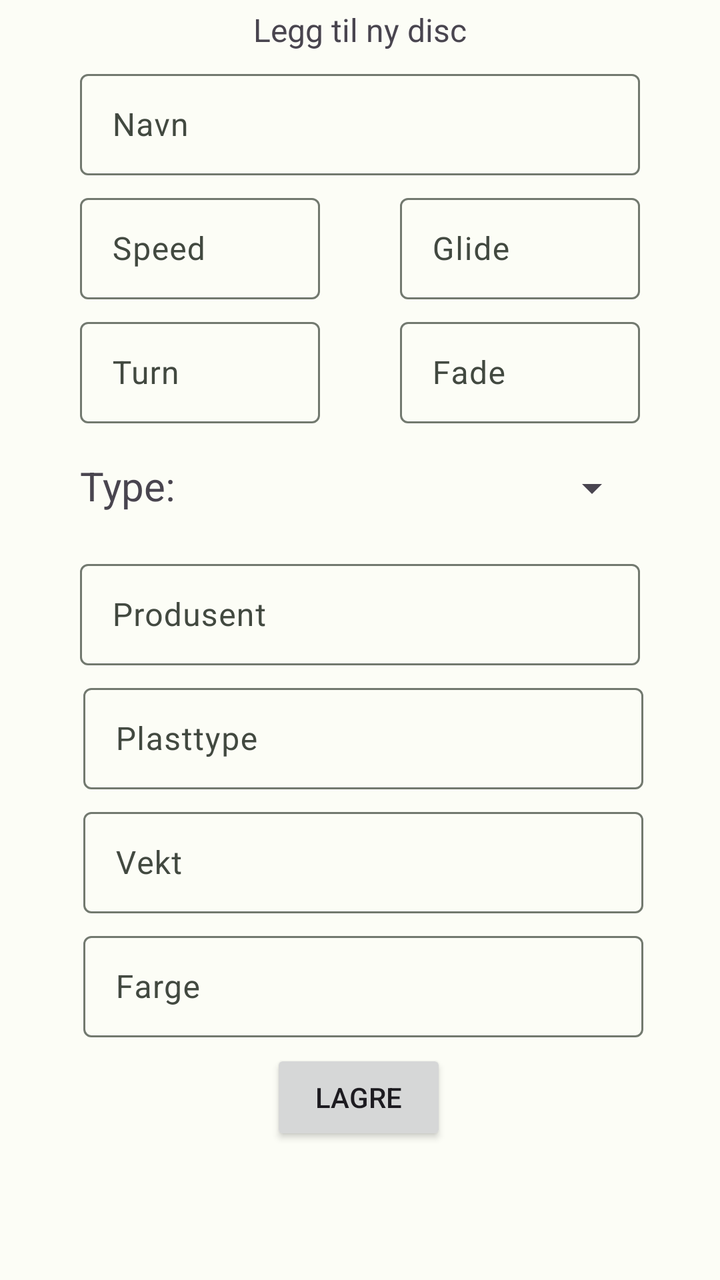
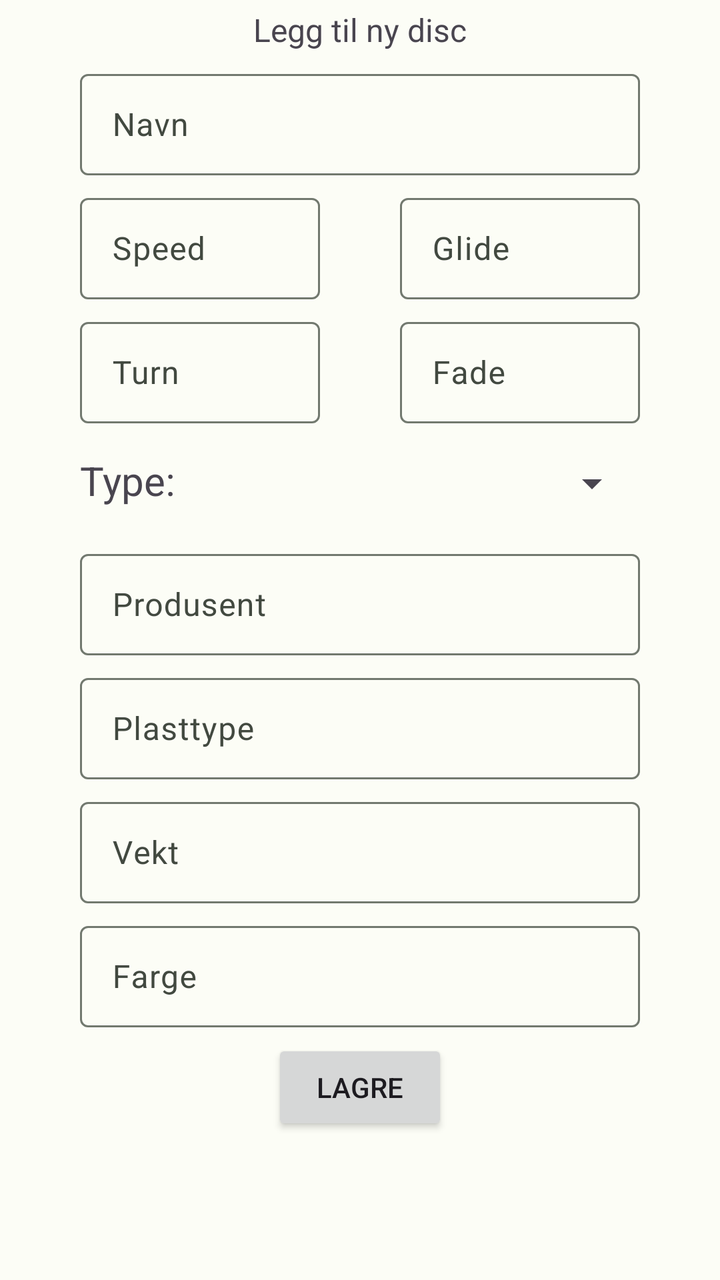

An Android layout rendered at two revisions. The XML below is the earlier revision; the diff shows what the commit changed to produce the second picture.
<!-- AndroidManifest.xml: application theme Theme.DiscgolfApp -->
<!-- res/layout/fragment_create_disc.xml -->
<?xml version="1.0" encoding="utf-8"?>
<androidx.constraintlayout.widget.ConstraintLayout xmlns:android="http://schemas.android.com/apk/res/android"
    xmlns:app="http://schemas.android.com/apk/res-auto"
    xmlns:tools="http://schemas.android.com/tools"
    android:layout_width="match_parent"
    android:layout_height="match_parent">

    <TextView
        android:id="@+id/textView6"
        android:layout_width="wrap_content"
        android:layout_height="wrap_content"
        android:layout_marginTop="4dp"
        android:text="@string/add_disc"
        android:textSize="16sp"
        app:layout_constraintEnd_toEndOf="parent"
        app:layout_constraintStart_toStartOf="parent"
        app:layout_constraintTop_toTopOf="parent" />

    <com.google.android.material.textfield.TextInputLayout
        android:id="@+id/DiscNameTextInputLayout"
        style="@style/Widget.Material3.TextInputLayout.OutlinedBox"
        android:layout_width="280dp"
        android:layout_height="56dp"
        android:layout_marginTop="6dp"
        android:hint="@string/name"
        app:layout_constraintEnd_toEndOf="parent"
        app:layout_constraintStart_toStartOf="parent"
        app:layout_constraintTop_toBottomOf="@+id/textView6">

        <com.google.android.material.textfield.TextInputEditText
            android:id="@+id/DiscNameEditText"
            android:layout_width="match_parent"
            android:layout_height="match_parent"
            android:background="@null"
            android:inputType="text"
            android:textColorHint="#757575"
            android:textSize="16sp"
            tools:ignore="TextContrastCheck" />
    </com.google.android.material.textfield.TextInputLayout>

    <com.google.android.material.textfield.TextInputLayout
        android:id="@+id/DiscSpeedTextInputLayout"
        android:layout_width="120dp"
        android:layout_height="56dp"
        android:layout_marginTop="6dp"
        app:layout_constraintStart_toStartOf="@+id/DiscNameTextInputLayout"
        app:layout_constraintTop_toBottomOf="@+id/DiscNameTextInputLayout">

        <com.google.android.material.textfield.TextInputEditText
            android:id="@+id/DiscSpeedEditText"
            android:layout_width="match_parent"
            android:layout_height="match_parent"
            android:hint="@string/speed"
            android:inputType="numberSigned"
            android:textColorHint="#757575"
            android:textSize="16sp"
            tools:ignore="TextContrastCheck" />
    </com.google.android.material.textfield.TextInputLayout>

    <com.google.android.material.textfield.TextInputLayout
        android:id="@+id/DiscGlideTextInputLayout"
        android:layout_width="120dp"
        android:layout_height="56dp"
        android:layout_marginTop="6dp"
        app:layout_constraintEnd_toEndOf="@+id/DiscNameTextInputLayout"
        app:layout_constraintTop_toBottomOf="@+id/DiscNameTextInputLayout">

        <com.google.android.material.textfield.TextInputEditText
            android:id="@+id/DiscGlideEditText"
            android:layout_width="match_parent"
            android:layout_height="match_parent"
            android:hint="@string/glide"
            android:inputType="numberSigned"
            android:textColorHint="#757575"
            android:textSize="16sp"
            tools:ignore="TextContrastCheck" />
    </com.google.android.material.textfield.TextInputLayout>

    <com.google.android.material.textfield.TextInputLayout
        android:id="@+id/DiscTurnTextInputLayout"
        android:layout_width="120dp"
        android:layout_height="56dp"
        android:layout_marginTop="6dp"
        app:layout_constraintStart_toStartOf="@+id/DiscNameTextInputLayout"
        app:layout_constraintTop_toBottomOf="@+id/DiscSpeedTextInputLayout">

        <com.google.android.material.textfield.TextInputEditText
            android:id="@+id/DiscTurnEditText"
            android:layout_width="match_parent"
            android:layout_height="match_parent"
            android:hint="@string/turn"
            android:inputType="numberSigned"
            android:textColorHint="#757575"
            android:textSize="16sp"
            tools:ignore="TextContrastCheck" />
    </com.google.android.material.textfield.TextInputLayout>

    <com.google.android.material.textfield.TextInputLayout
        android:id="@+id/DiscFadeTextInputLayout"
        android:layout_width="120dp"
        android:layout_height="56dp"
        android:layout_marginTop="6dp"
        app:layout_constraintEnd_toEndOf="@+id/DiscNameTextInputLayout"
        app:layout_constraintTop_toBottomOf="@+id/DiscGlideTextInputLayout">

        <com.google.android.material.textfield.TextInputEditText
            android:id="@+id/DiscFadeEditText"
            android:layout_width="match_parent"
            android:layout_height="match_parent"
            android:hint="@string/fade"
            android:inputType="numberSigned"
            android:textColorHint="#757575"
            android:textSize="16sp"
            tools:ignore="TextContrastCheck" />
    </com.google.android.material.textfield.TextInputLayout>

    <Spinner
        android:id="@+id/discTypeSpinner"
        android:layout_width="160dp"
        android:layout_height="53dp"
        android:layout_marginTop="6dp"
        android:contentDescription="@string/disc_type"
        android:padding="10dp"
        android:spinnerMode="dialog"
        app:layout_constraintEnd_toEndOf="@+id/DiscNameTextInputLayout"
        app:layout_constraintTop_toBottomOf="@+id/DiscFadeTextInputLayout"
        tools:ignore="DuplicateSpeakableTextCheck" />

    <com.google.android.material.textfield.TextInputLayout
        android:id="@+id/DiscManufactureTextInputLayout"
        android:layout_width="280dp"
        android:layout_height="56dp"
        android:layout_marginTop="6dp"
        app:layout_constraintEnd_toEndOf="parent"
        app:layout_constraintStart_toStartOf="parent"
        app:layout_constraintTop_toBottomOf="@+id/discTypeSpinner">

        <com.google.android.material.textfield.TextInputEditText
            android:id="@+id/DiscManufactureEditText"
            android:layout_width="match_parent"
            android:layout_height="match_parent"
            android:hint="@string/disc_manufacture"
            android:inputType="text"
            android:textColorHint="#757575"
            android:textSize="16sp"
            tools:ignore="TextContrastCheck" />
    </com.google.android.material.textfield.TextInputLayout>

    <com.google.android.material.textfield.TextInputLayout
        android:id="@+id/DiscPlasticTextInputLayout"
        android:layout_width="280dp"
        android:layout_height="56dp"
        android:layout_marginTop="6dp"
        app:layout_constraintEnd_toEndOf="parent"
        app:layout_constraintHorizontal_bias="0.519"
        app:layout_constraintStart_toStartOf="parent"
        app:layout_constraintTop_toBottomOf="@+id/DiscManufactureTextInputLayout">

        <com.google.android.material.textfield.TextInputEditText
            android:id="@+id/DiscPlasticEditText"
            android:layout_width="match_parent"
            android:layout_height="match_parent"
            android:hint="@string/disc_plastic"
            android:inputType="text"
            android:textColorHint="#757575"
            android:textSize="16sp"
            tools:ignore="TextContrastCheck" />
    </com.google.android.material.textfield.TextInputLayout>

    <com.google.android.material.textfield.TextInputLayout
        android:id="@+id/DiscWeightTextInputLayout"
        android:layout_width="280dp"
        android:layout_height="56dp"
        android:layout_marginTop="6dp"
        app:layout_constraintEnd_toEndOf="parent"
        app:layout_constraintHorizontal_bias="0.519"
        app:layout_constraintStart_toStartOf="parent"
        app:layout_constraintTop_toBottomOf="@+id/DiscPlasticTextInputLayout">

        <com.google.android.material.textfield.TextInputEditText
            android:id="@+id/DiscWeightEditText"
            android:layout_width="match_parent"
            android:layout_height="match_parent"
            android:hint="@string/disc_weight"
            android:inputType="number"
            android:textColorHint="#757575"
            android:textSize="16sp"
            tools:ignore="TextContrastCheck" />
    </com.google.android.material.textfield.TextInputLayout>

    <com.google.android.material.textfield.TextInputLayout
        android:id="@+id/DiscColorTextInputLayout"
        android:layout_width="280dp"
        android:layout_height="56dp"
        android:layout_marginTop="6dp"
        app:layout_constraintEnd_toEndOf="parent"
        app:layout_constraintHorizontal_bias="0.519"
        app:layout_constraintStart_toStartOf="parent"
        app:layout_constraintTop_toBottomOf="@+id/DiscWeightTextInputLayout">

        <com.google.android.material.textfield.TextInputEditText
            android:id="@+id/DiscColorEditText"
            android:layout_width="match_parent"
            android:layout_height="match_parent"
            android:hint="@string/disc_color"
            android:inputType="text"
            android:textColorHint="#757575"
            android:textSize="16sp"
            tools:ignore="TextContrastCheck" />
    </com.google.android.material.textfield.TextInputLayout>


    <Button
        android:id="@+id/saveDiscBtn"
        android:layout_width="wrap_content"
        android:layout_height="wrap_content"
        android:layout_marginTop="6dp"
        android:text="@string/save"
        app:layout_constraintBottom_toBottomOf="parent"
        app:layout_constraintEnd_toEndOf="parent"
        app:layout_constraintHorizontal_bias="0.498"
        app:layout_constraintStart_toStartOf="parent"
        app:layout_constraintTop_toBottomOf="@+id/DiscColorTextInputLayout"
        app:layout_constraintVertical_bias="0.0" />

    <TextView
        android:id="@+id/discType"
        android:layout_width="110dp"
        android:layout_height="30dp"
        android:text="@string/disc_type"
        android:textAlignment="textStart"
        android:textSize="20sp"
        app:layout_constraintBottom_toTopOf="@+id/DiscManufactureTextInputLayout"
        app:layout_constraintStart_toStartOf="@+id/DiscNameTextInputLayout"
        app:layout_constraintTop_toBottomOf="@+id/DiscTurnTextInputLayout" />


</androidx.constraintlayout.widget.ConstraintLayout>
<!-- resources referenced by this layout -->
<resources>
  <string name="add_disc">Legg til ny disc</string>
  <string name="disc_color">Farge</string>
  <string name="disc_manufacture">Produsent</string>
  <string name="disc_plastic">Plasttype</string>
  <string name="disc_type">Type:</string>
  <string name="disc_weight">Vekt</string>
  <string name="fade">Fade</string>
  <string name="glide">Glide</string>
  <string name="name">Navn</string>
  <string name="save">Lagre</string>
  <string name="speed">Speed</string>
  <string name="turn">Turn</string>
  <color name="md_theme_light_primary">#266C2B</color>
  <color name="md_theme_light_onPrimary">#FFFFFF</color>
  <color name="md_theme_light_primaryContainer">#AAF5A4</color>
  <color name="md_theme_light_onPrimaryContainer">#002204</color>
  <color name="md_theme_light_secondary">#52634F</color>
  <color name="md_theme_light_onSecondary">#FFFFFF</color>
  <color name="md_theme_light_secondaryContainer">#D5E8CF</color>
  <color name="md_theme_light_onSecondaryContainer">#101F10</color>
  <color name="md_theme_light_tertiary">#38656A</color>
  <color name="md_theme_light_onTertiary">#FFFFFF</color>
  <color name="md_theme_light_tertiaryContainer">#BCEBF1</color>
  <color name="md_theme_light_onTertiaryContainer">#001F23</color>
  <color name="md_theme_light_error">#BA1A1A</color>
  <color name="md_theme_light_errorContainer">#FFDAD6</color>
  <color name="md_theme_light_onError">#FFFFFF</color>
  <color name="md_theme_light_onErrorContainer">#410002</color>
  <color name="md_theme_light_background">#FCFDF6</color>
  <color name="md_theme_light_onBackground">#1A1C19</color>
  <color name="md_theme_light_surface">#FCFDF6</color>
  <color name="md_theme_light_onSurface">#1A1C19</color>
  <color name="md_theme_light_surfaceVariant">#DEE5D8</color>
  <color name="md_theme_light_onSurfaceVariant">#424940</color>
  <color name="md_theme_light_outline">#72796F</color>
  <color name="md_theme_light_inverseOnSurface">#F0F1EB</color>
  <color name="md_theme_light_inverseSurface">#2F312D</color>
  <color name="md_theme_light_inversePrimary">#8FD88A</color>
  <!-- unchanged entries left out for length: 1 -->
</resources>

<!-- the commit's change to res/layout/fragment_create_disc.xml (unified diff, before → after) -->
@@ -117,7 +117,7 @@
     <Spinner
         android:id="@+id/discTypeSpinner"
         android:layout_width="160dp"
-        android:layout_height="53dp"
+        android:layout_height="48dp"
         android:layout_marginTop="6dp"
         android:contentDescription="@string/disc_type"
         android:padding="10dp"
@@ -152,7 +152,6 @@
         android:layout_height="56dp"
         android:layout_marginTop="6dp"
         app:layout_constraintEnd_toEndOf="parent"
-        app:layout_constraintHorizontal_bias="0.519"
         app:layout_constraintStart_toStartOf="parent"
         app:layout_constraintTop_toBottomOf="@+id/DiscManufactureTextInputLayout">
 
@@ -173,7 +172,6 @@
         android:layout_height="56dp"
         android:layout_marginTop="6dp"
         app:layout_constraintEnd_toEndOf="parent"
-        app:layout_constraintHorizontal_bias="0.519"
         app:layout_constraintStart_toStartOf="parent"
         app:layout_constraintTop_toBottomOf="@+id/DiscPlasticTextInputLayout">
 
@@ -194,7 +192,6 @@
         android:layout_height="56dp"
         android:layout_marginTop="6dp"
         app:layout_constraintEnd_toEndOf="parent"
-        app:layout_constraintHorizontal_bias="0.519"
         app:layout_constraintStart_toStartOf="parent"
         app:layout_constraintTop_toBottomOf="@+id/DiscWeightTextInputLayout">
 
@@ -218,7 +215,6 @@
         android:text="@string/save"
         app:layout_constraintBottom_toBottomOf="parent"
         app:layout_constraintEnd_toEndOf="parent"
-        app:layout_constraintHorizontal_bias="0.498"
         app:layout_constraintStart_toStartOf="parent"
         app:layout_constraintTop_toBottomOf="@+id/DiscColorTextInputLayout"
         app:layout_constraintVertical_bias="0.0" />
